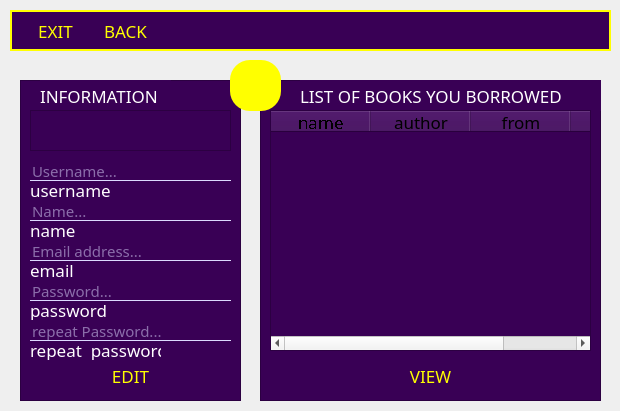
Old version of the form profile_u.ui in the repository parastoo-gholami/library.
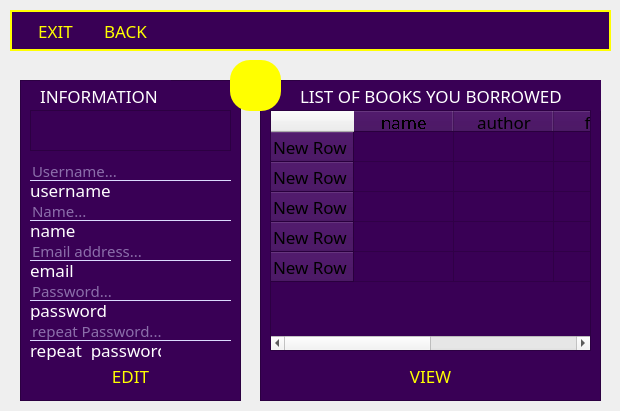
New version of the form. Icons and pictures are not drawn.

Patch:
```diff
--- a/profile_u.ui
+++ b/profile_u.ui
@@ -445,6 +445,31 @@
     <property name="lineWidth">
      <number>1</number>
     </property>
+    <row>
+     <property name="text">
+      <string>New Row</string>
+     </property>
+    </row>
+    <row>
+     <property name="text">
+      <string>New Row</string>
+     </property>
+    </row>
+    <row>
+     <property name="text">
+      <string>New Row</string>
+     </property>
+    </row>
+    <row>
+     <property name="text">
+      <string>New Row</string>
+     </property>
+    </row>
+    <row>
+     <property name="text">
+      <string>New Row</string>
+     </property>
+    </row>
     <column>
      <property name="text">
       <string>name</string>
```
Left out of the diff: 1 changed line with no effect on the pictures.
